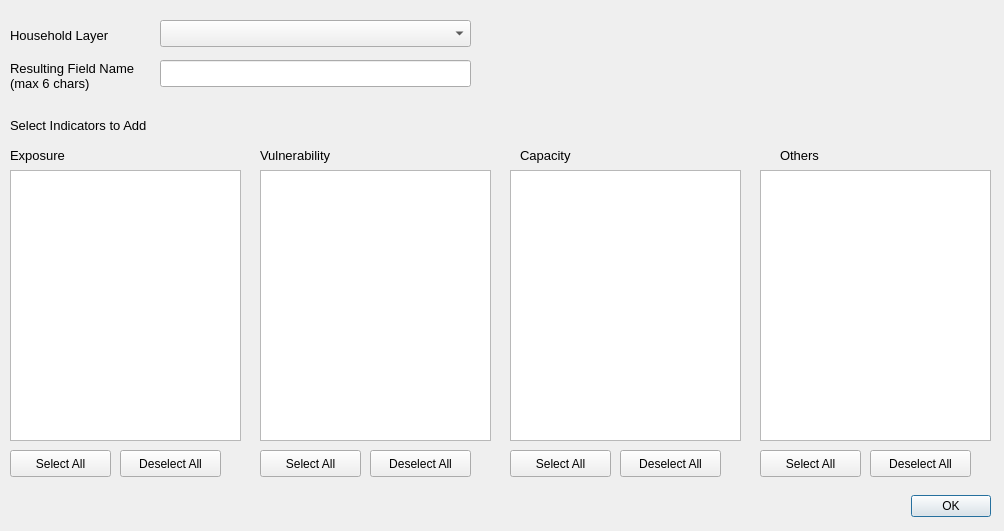
First picture: the form in mhcvam_unicef_indicators_household_dialog.ui, repository benhur07b/mhcvam, before the edit.
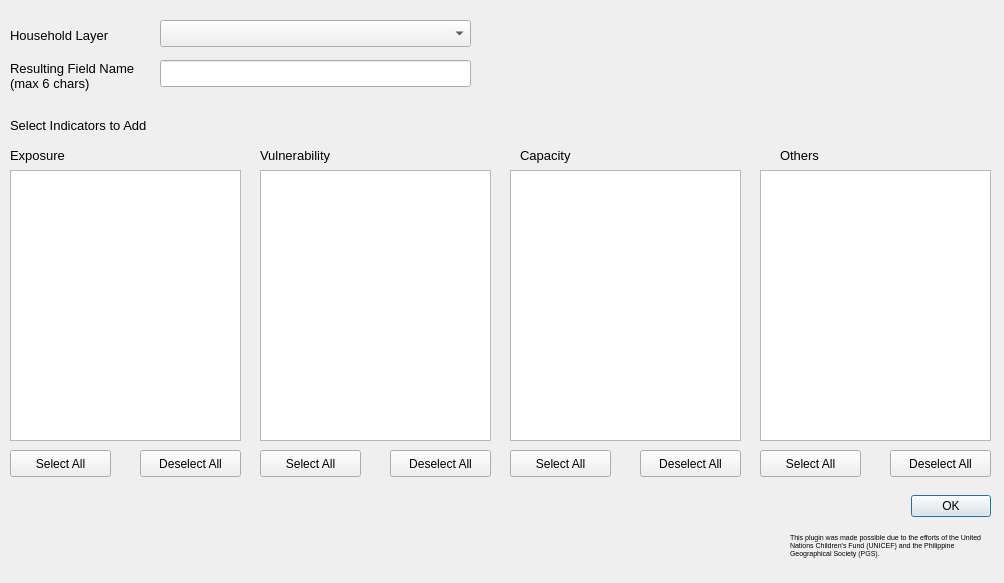
Second picture: the form after the edit. Icons and pictures are not drawn. Custom widgets are drawn as their Qt base class.

The edit to the form file:
```diff
--- a/mhcvam_unicef_indicators_household_dialog.ui
+++ b/mhcvam_unicef_indicators_household_dialog.ui
@@ -7,7 +7,7 @@
     <x>0</x>
     <y>0</y>
     <width>1004</width>
-    <height>531</height>
+    <height>583</height>
    </rect>
   </property>
   <property name="minimumSize">
@@ -19,7 +19,7 @@
   <property name="maximumSize">
    <size>
     <width>1004</width>
-    <height>531</height>
+    <height>583</height>
    </size>
   </property>
   <property name="windowTitle">
@@ -143,7 +143,7 @@
   <widget class="QPushButton" name="deselectAllBtn_exp">
    <property name="geometry">
     <rect>
-     <x>120</x>
+     <x>140</x>
      <y>450</y>
      <width>101</width>
      <height>27</height>
@@ -368,7 +368,7 @@
   <widget class="QPushButton" name="deselectAllBtn_vul">
    <property name="geometry">
     <rect>
-     <x>370</x>
+     <x>390</x>
      <y>450</y>
      <width>101</width>
      <height>27</height>
@@ -394,7 +394,7 @@
   <widget class="QPushButton" name="deselectAllBtn_cap">
    <property name="geometry">
     <rect>
-     <x>620</x>
+     <x>640</x>
      <y>450</y>
      <width>101</width>
      <height>27</height>
@@ -420,7 +420,7 @@
   <widget class="QPushButton" name="deselectAllBtn_oth">
    <property name="geometry">
     <rect>
-     <x>870</x>
+     <x>890</x>
      <y>450</y>
      <width>101</width>
      <height>27</height>
@@ -430,6 +430,74 @@
     <string>Deselect All</string>
    </property>
   </widget>
+  <widget class="QLabel" name="label">
+   <property name="geometry">
+    <rect>
+     <x>790</x>
+     <y>520</y>
+     <width>201</width>
+     <height>51</height>
+    </rect>
+   </property>
+   <property name="font">
+    <font>
+     <pointsize>5</pointsize>
+     <weight>50</weight>
+     <italic>false</italic>
+     <bold>false</bold>
+    </font>
+   </property>
+   <property name="layoutDirection">
+    <enum>Qt::LeftToRight</enum>
+   </property>
+   <property name="text">
+    <string>This plugin was made possible due to the efforts of the United Nations Children's Fund (UNICEF) and the Philippine Geographical Society (PGS).</string>
+   </property>
+   <property name="scaledContents">
+    <bool>false</bool>
+   </property>
+   <property name="alignment">
+    <set>Qt::AlignLeading|Qt::AlignLeft|Qt::AlignVCenter</set>
+   </property>
+   <property name="wordWrap">
+    <bool>true</bool>
+   </property>
+   <property name="margin">
+    <number>4</number>
+   </property>
+  </widget>
+  <widget class="QLabel" name="logopgs">
+   <property name="geometry">
+    <rect>
+     <x>220</x>
+     <y>520</y>
+     <width>51</width>
+     <height>51</height>
+    </rect>
+   </property>
+   <property name="text">
+    <string/>
+   </property>
+   <property name="pixmap">
+    <pixmap>img/logos/pgs-logo.png</pixmap>
+   </property>
+  </widget>
+  <widget class="QLabel" name="logounicef">
+   <property name="geometry">
+    <rect>
+     <x>10</x>
+     <y>520</y>
+     <width>201</width>
+     <height>51</height>
+    </rect>
+   </property>
+   <property name="text">
+    <string/>
+   </property>
+   <property name="pixmap">
+    <pixmap>img/logos/unicef-logo.png</pixmap>
+   </property>
+  </widget>
  </widget>
  <customwidgets>
   <customwidget>
```
